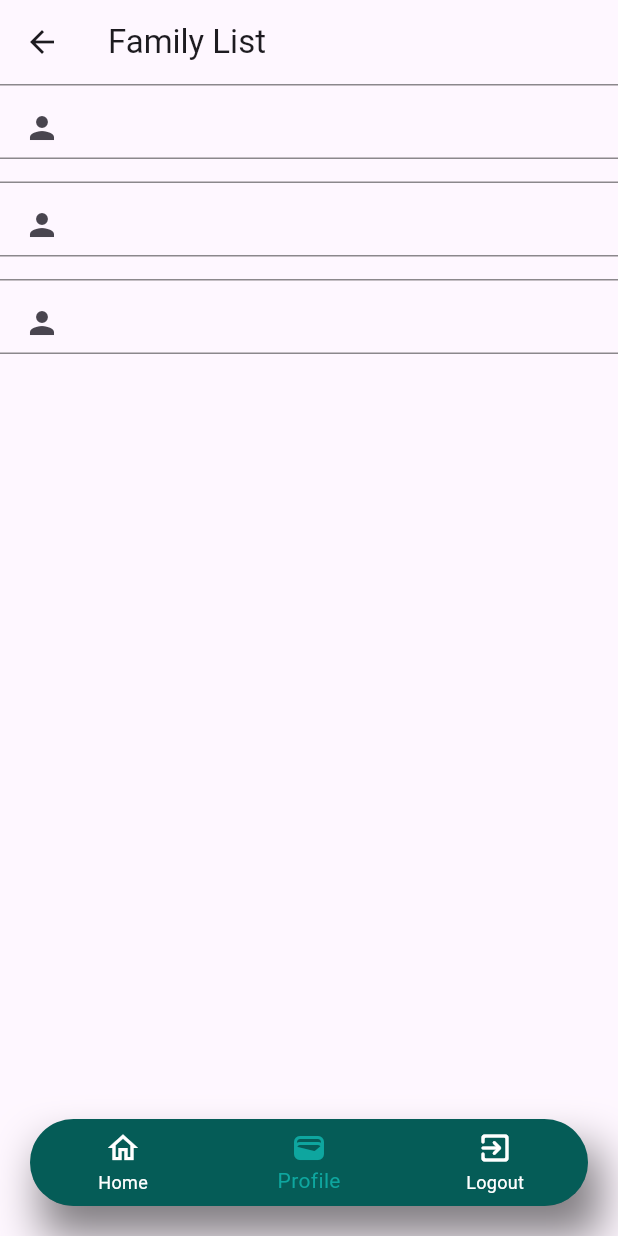
After one commit to athulyashaibu2003/Hospital_Management_Mobile_App, a Flutter app: the MyBottomNavBar screen opened directly, item 2 of the bottom bar chosen, on a phone screen of 412 x 824 dp. The commit adds this screen. Run offline on Flutter 3.47's test engine with Material 3 defaults, Android fonts, the light colour scheme and no system bars.

Commit message:
updated screens

```diff
--- /dev/null
+++ b/lib/presentation/home_page/view/bottom_navigation_bar/bottom_nav_bar.dart
@@ -0,0 +1,94 @@
+import 'package:flutter/material.dart';
+import 'package:hms_project/presentation/home_page/Pending_booking.dart';
+import 'package:hms_project/presentation/home_page/view/home_page.dart';
+import 'package:hms_project/presentation/home_page/view/logout_screen/logout_screen.dart';
+import 'package:hms_project/presentation/home_page/view/new_booking_page.dart';
+import 'package:hms_project/presentation/home_page/view/profile_screen/profile_screen.dart';
+import 'package:hms_project/presentation/login_page/view/login_page.dart';
+
+class MyBottomNavBar extends StatefulWidget {
+  const MyBottomNavBar({super.key});
+
+  @override
+  State<MyBottomNavBar> createState() => _MyBottomNavBarState();
+}
+
+class _MyBottomNavBarState extends State<MyBottomNavBar> {
+  int myCurrentIndex = 0;
+  List pages = const [
+    HomePage(),
+    ProfileScreen(),
+    LogoutScreen(),
+  ];
+
+  @override
+  Widget build(BuildContext context) {
+    return Scaffold(
+      extendBody: true,
+      bottomNavigationBar: Container(
+        margin: const EdgeInsets.symmetric(horizontal: 20, vertical: 20),
+        decoration: BoxDecoration(boxShadow: [
+          BoxShadow(
+              color: Colors.black.withOpacity(0.5),
+              blurRadius: 25,
+              offset: const Offset(8, 20))
+        ]),
+        child: ClipRRect(
+          borderRadius: BorderRadius.circular(30),
+          child: BottomNavigationBar(
+            backgroundColor: Color.fromARGB(255, 5, 92, 87),
+            selectedItemColor: const Color(0xff0ea69f),
+            unselectedItemColor: Colors.white,
+            currentIndex: myCurrentIndex,
+            onTap: (index) {
+              setState(() {});
+              myCurrentIndex = index;
+              if (myCurrentIndex == 2) {
+                // Settings is at index 2
+                showDialog(
+                  context: context,
+                  builder: (BuildContext context) {
+                    return AlertDialog(
+                      content: const Text('Are you sure you want to logout?'),
+                      actions: <Widget>[
+                        TextButton(
+                          onPressed: () {
+                            Navigator.of(context).pop();
+                          },
+                          child: const Text("Cancel"),
+                        ),
+                        TextButton(
+                          onPressed: () {
+                            Navigator.of(context).pop();
+                            // Implement your logout functionality here
+                            // For example, you might want to navigate to a login screen:
+                            Navigator.pushReplacement(
+                              context,
+                              MaterialPageRoute(
+                                builder: (context) => const LoginPage(),
+                              ),
+                            );
+                          },
+                          child: const Text("Logout"),
+                        ),
+                      ],
+                    );
+                  },
+                );
+              }
+            },
+            items: const [
+              BottomNavigationBarItem(
+                  icon: Icon(Icons.home_outlined), label: "Home"),
+              BottomNavigationBarItem(
+                  icon: Icon(Icons.wallet_rounded), label: "Profile"),
+              BottomNavigationBarItem(
+                  icon: Icon(Icons.exit_to_app_rounded), label: "Logout"),
+            ],
+          ),
+        ),
+      ),
+      body: pages[myCurrentIndex],
+    );
+  }
+}
--- /dev/null
+++ b/lib/presentation/home_page/view/profile_screen/profile_screen.dart
@@ -0,0 +1,35 @@
+import 'package:flutter/material.dart';
+
+class ProfileScreen extends StatefulWidget {
+  const ProfileScreen({super.key});
+
+  @override
+  State<ProfileScreen> createState() => _ProfileScreenState();
+}
+
+class _ProfileScreenState extends State<ProfileScreen> {
+  @override
+  Widget build(BuildContext context) {
+    return Scaffold(
+      appBar: AppBar(
+        title: Text("Family List"),
+      ),
+      body: Expanded(
+        child: ListView.separated(
+            separatorBuilder: (context, index) => SizedBox(
+                  height: 15,
+                ),
+            itemCount: 3,
+            itemBuilder: (context, index) => Container(
+                  height: 50,
+                  decoration: BoxDecoration(
+                      border: Border.symmetric(
+                          horizontal: BorderSide(color: Colors.black45))),
+                  child: ListTile(
+                    leading: Icon(Icons.person),
+                  ),
+                )),
+      ),
+    );
+  }
+}
--- a/lib/presentation/splash_screen/view/splash_screen.dart
+++ b/lib/presentation/splash_screen/view/splash_screen.dart
@@ -1,5 +1,5 @@
 import 'package:flutter/material.dart';
-import 'package:hms_project/presentation/dashboard_screen/dashboard_screen.dart';
+import 'package:hms_project/presentation/home_page/view/bottom_navigation_bar/bottom_nav_bar.dart';
 import 'package:hms_project/presentation/login_page/view/login_page.dart';
 
 class SplashScreen extends StatefulWidget {
@@ -26,7 +26,7 @@ class _SplashScreenState extends State<SplashScreen> {
                 Navigator.push(
                     context,
                     MaterialPageRoute(
-                      builder: (context) => LoginPage(),
+                      builder: (context) => MyBottomNavBar(),
                     ));
               },
               child: Text(
```
Also changed, not shown: lib/presentation/home_page/view/home_page.dart (+9 -8 lines), lib/presentation/home_page/view/logout_screen/logout_screen.dart (added, +15 -0 lines).
